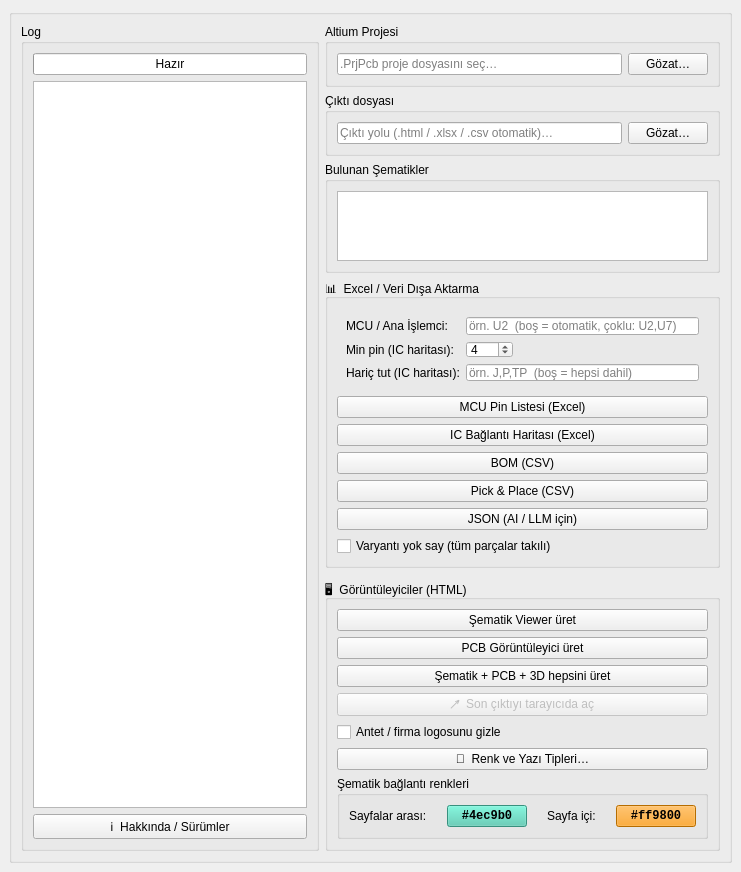
Qt form gui.ui (mcansiz/altiumVizitor) before a commit.
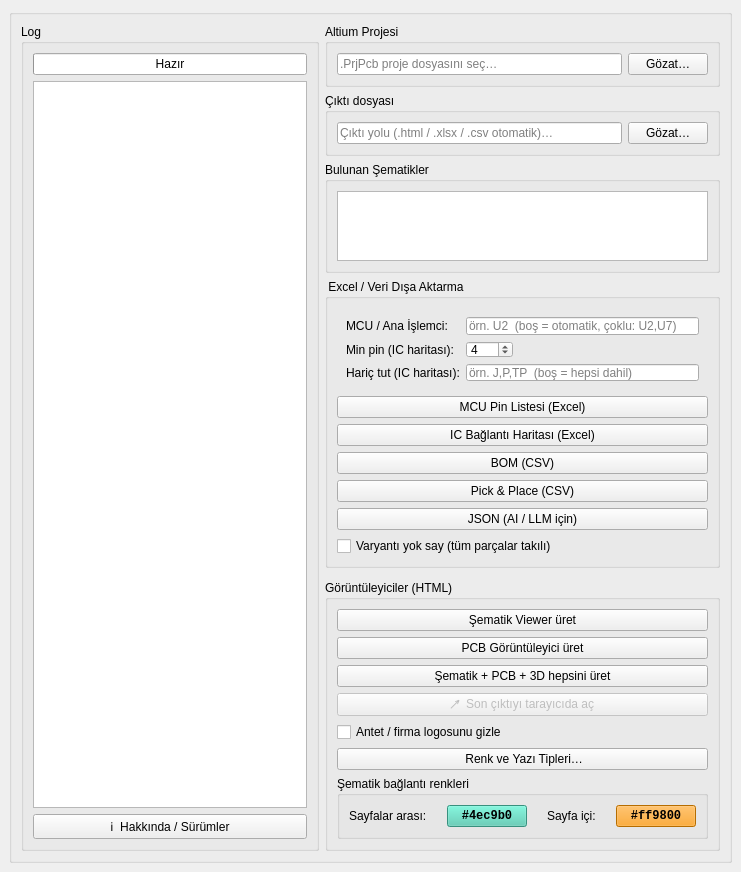
The same form after that commit.

What changed in the file:
```diff
--- a/gui.ui
+++ b/gui.ui
@@ -64,7 +64,7 @@
             </sizepolicy>
            </property>
            <property name="title">
-            <string>📊  Excel / Veri Dışa Aktarma</string>
+            <string> Excel / Veri Dışa Aktarma</string>
            </property>
            <layout class="QVBoxLayout">
             <property name="spacing">
@@ -252,7 +252,7 @@
             </sizepolicy>
            </property>
            <property name="title">
-            <string>🖥  Görüntüleyiciler (HTML)</string>
+            <string>Görüntüleyiciler (HTML)</string>
            </property>
            <layout class="QVBoxLayout">
             <property name="spacing">
@@ -326,7 +326,7 @@
                <string>Şematik ve PCB renk temalarını yükle, düzenle, yeni tema oluştur; şematik, PCB etiketi ve arayüz yazı tiplerini seç. Tüm temalar üretilen HTML'e gömülür; burada seçilenler açılış ayarıdır.</string>
               </property>
               <property name="text">
-               <string>🎨  Renk ve Yazı Tipleri…</string>
+               <string> Renk ve Yazı Tipleri…</string>
               </property>
               <property name="cls" stdset="0">
                <string>ghost</string>
```
